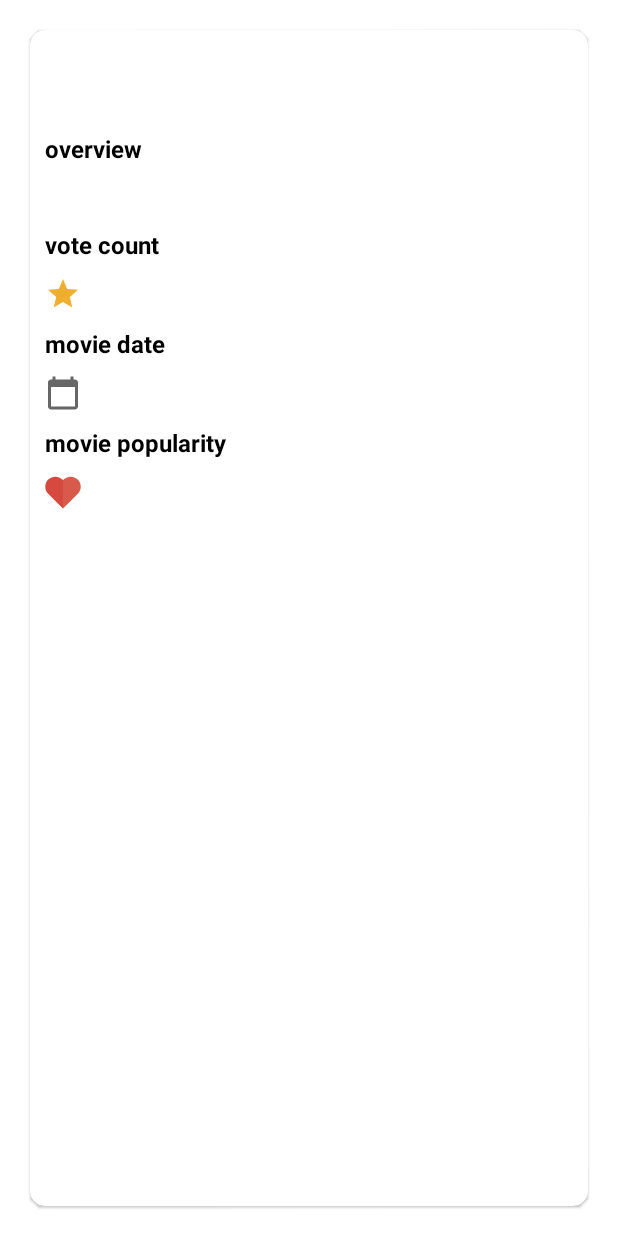
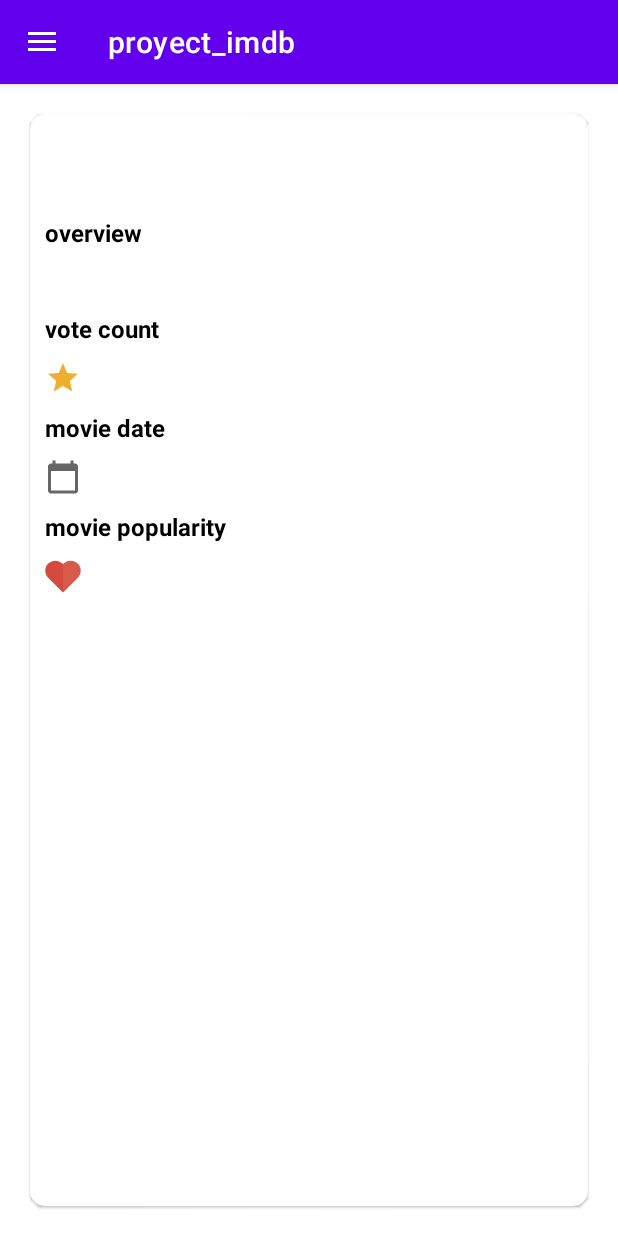
Before and after one commit to villamizar21/app_imdb, an Android app: the DetailsMovieFragment screen opened through its navigation route, on a phone screen of 412 x 824 dp. Run offline under Robolectric (Android 15) with nearby library versions, the phone set to English and light mode, and no system bars; our stand-ins replace Dagger/Hilt's generated code, navigation-ui, paging; pictures from the network do not load.

Commit message:
Se agrega el NAVIGATION DRAWER

```diff
--- a/proyect_imdb/app/src/main/java/com/example/proyect_imdb/data/database/MovieDatabase.kt
+++ b/proyect_imdb/app/src/main/java/com/example/proyect_imdb/data/database/MovieDatabase.kt
@@ -3,7 +3,6 @@ package com.example.proyect_imdb.data.database
 import androidx.room.Database
 import androidx.room.RoomDatabase
 import com.example.proyect_imdb.data.dao.MovieDao
-import com.example.proyect_imdb.data.model.MovieModel
 import com.example.proyect_imdb.data.model.MoviesResponse
 import com.example.proyect_imdb.di.ApplicationScope
 import kotlinx.coroutines.CoroutineScope
--- a/proyect_imdb/app/src/main/java/com/example/proyect_imdb/ui/activity/MainActivity.kt
+++ b/proyect_imdb/app/src/main/java/com/example/proyect_imdb/ui/activity/MainActivity.kt
@@ -2,18 +2,77 @@ package com.example.proyect_imdb.ui.activity
 
 import androidx.appcompat.app.AppCompatActivity
 import android.os.Bundle
+import android.view.MenuItem
+import androidx.appcompat.app.ActionBarDrawerToggle
+import androidx.core.view.GravityCompat
+import androidx.drawerlayout.widget.DrawerLayout
+import androidx.navigation.findNavController
+import androidx.navigation.ui.AppBarConfiguration
+import androidx.navigation.ui.navigateUp
+import androidx.navigation.ui.setupActionBarWithNavController
+import androidx.navigation.ui.setupWithNavController
+import com.example.proyect_imdb.R
 import com.example.proyect_imdb.databinding.ActivityMainBinding
+import com.example.proyect_imdb.ui.fragmens.MoviesFavoritesFragment
+import com.example.proyect_imdb.ui.fragmens.MoviesFragment
+import com.google.android.material.navigation.NavigationView
 import dagger.hilt.android.AndroidEntryPoint
 
 @AndroidEntryPoint
 class MainActivity : AppCompatActivity() {
 
     private lateinit var binding: ActivityMainBinding
+    private lateinit var toogle: ActionBarDrawerToggle
+    private lateinit var appBarConfiguration: AppBarConfiguration
+
 
     override fun onCreate(savedInstanceState: Bundle?) {
         super.onCreate(savedInstanceState)
         binding = ActivityMainBinding.inflate(layoutInflater)
         setContentView(binding.root)
 
+        toogle = ActionBarDrawerToggle(
+            this,
+            binding.draweLayout,
+            R.string.open_drawer,
+            R.string.close_drawer
+        )
+        binding.draweLayout.addDrawerListener(toogle)
+        toogle.syncState()
+
+        val drawerLayout: DrawerLayout = binding.draweLayout
+        val navView: NavigationView = binding.navView
+
+        supportActionBar?.setDisplayHomeAsUpEnabled(true)
+
+
+
+        binding.navView.setNavigationItemSelectedListener {
+            when (it.itemId) {
+                R.id.nav_favorite -> {
+                    supportFragmentManager.beginTransaction().apply {
+                        replace(R.id.container_fragment, MoviesFavoritesFragment())
+                        commit()
+                    }
+                }
+                R.id.nav_home -> {
+                    supportFragmentManager.beginTransaction().apply {
+                        replace(R.id.container_fragment, MoviesFragment())
+                        commit()
+                    }
+                }
+            }
+            binding.draweLayout.closeDrawer(GravityCompat.START)
+            true
+        }
+
+    }
+
+    override fun onOptionsItemSelected(item: MenuItem): Boolean {
+
+        if (toogle.onOptionsItemSelected(item))
+            return true
+
+        return super.onOptionsItemSelected(item)
     }
 }
--- a/proyect_imdb/app/src/main/java/com/example/proyect_imdb/ui/fragmens/DetailsMovieFragment.kt
+++ b/proyect_imdb/app/src/main/java/com/example/proyect_imdb/ui/fragmens/DetailsMovieFragment.kt
@@ -36,8 +36,6 @@ class DetailsMovieFragment : Fragment() {
         val backdrop = binding.imageViewBackdropPath
         val movieId = arguments?.getLong(MOVIE_ID) ?: 0
 
-        Log.e("", "epa mlp llege algo---------------------> $movieId")
-
         if (movieId == 0L)
             errorOperation()
 
--- /dev/null
+++ b/proyect_imdb/app/src/main/res/drawable/ic_baseline_home_24.xml
@@ -0,0 +1,10 @@
+<vector xmlns:android="http://schemas.android.com/apk/res/android"
+    android:width="24dp"
+    android:height="24dp"
+    android:viewportWidth="24"
+    android:viewportHeight="24"
+    android:tint="?attr/colorControlNormal">
+  <path
+      android:fillColor="@android:color/white"
+      android:pathData="M10,20v-6h4v6h5v-8h3L12,3 2,12h3v8z"/>
+</vector>
--- /dev/null
+++ b/proyect_imdb/app/src/main/res/drawable/ic_favorite.xml
@@ -0,0 +1,10 @@
+<vector xmlns:android="http://schemas.android.com/apk/res/android"
+    android:width="24dp"
+    android:height="24dp"
+    android:viewportWidth="24"
+    android:viewportHeight="24"
+    android:tint="?attr/colorControlNormal">
+  <path
+      android:fillColor="@android:color/white"
+      android:pathData="M12,21.35l-1.45,-1.32C5.4,15.36 2,12.28 2,8.5 2,5.42 4.42,3 7.5,3c1.74,0 3.41,0.81 4.5,2.09C13.09,3.81 14.76,3 16.5,3 19.58,3 22,5.42 22,8.5c0,3.78 -3.4,6.86 -8.55,11.54L12,21.35z"/>
+</vector>
--- a/proyect_imdb/app/src/main/res/layout/activity_main.xml
+++ b/proyect_imdb/app/src/main/res/layout/activity_main.xml
@@ -1,17 +1,35 @@
 <?xml version="1.0" encoding="utf-8"?>
-<androidx.fragment.app.FragmentContainerView  xmlns:android="http://schemas.android.com/apk/res/android"
+<androidx.drawerlayout.widget.DrawerLayout  xmlns:android="http://schemas.android.com/apk/res/android"
     xmlns:app="http://schemas.android.com/apk/res-auto"
     xmlns:tools="http://schemas.android.com/tools"
     android:layout_width="match_parent"
     android:layout_height="match_parent"
+    android:id="@+id/drawe_layout"
     tools:context=".ui.activity.MainActivity">
 
-    <fragment
-        android:id="@+id/fragment"
-        android:name="androidx.navigation.fragment.NavHostFragment"
+    <androidx.fragment.app.FragmentContainerView
+        android:id="@+id/container_fragment"
+        android:layout_width="match_parent"
+        android:layout_height="match_parent">
+
+        <fragment
+            android:id="@+id/fragment"
+            android:name="androidx.navigation.fragment.NavHostFragment"
+            android:layout_width="match_parent"
+            android:layout_height="match_parent"
+            app:defaultNavHost="true"
+            app:navGraph="@navigation/nav_graph_home" />
+    </androidx.fragment.app.FragmentContainerView>
+
+    <com.google.android.material.navigation.NavigationView
+        android:id="@+id/nav_view"
         android:layout_width="match_parent"
         android:layout_height="match_parent"
-        app:defaultNavHost="true"
-        app:navGraph="@navigation/nav_graph_home" />
+        android:layout_gravity="start"
+        app:headerLayout="@layout/nav_headed"
+        app:menu="@menu/nav_menu"/>
 
-</androidx.fragment.app.FragmentContainerView >
+
+
+
+</androidx.drawerlayout.widget.DrawerLayout >
--- /dev/null
+++ b/proyect_imdb/app/src/main/res/menu/nav_menu.xml
@@ -0,0 +1,13 @@
+<?xml version="1.0" encoding="utf-8"?>
+<menu xmlns:android="http://schemas.android.com/apk/res/android">
+
+    <item
+        android:id="@+id/nav_home"
+        android:icon="@drawable/ic_baseline_home_24"
+        android:title="Inicio" />
+
+    <item
+        android:id="@+id/nav_favorite"
+        android:icon="@drawable/ic_favorite"
+        android:title="Peliculas Favoritas" />
+</menu>
--- a/proyect_imdb/app/src/main/res/navigation/nav_graph_home.xml
+++ b/proyect_imdb/app/src/main/res/navigation/nav_graph_home.xml
@@ -8,14 +8,16 @@
     <fragment
         android:id="@+id/moviesFragment"
         android:name="com.example.proyect_imdb.ui.fragmens.MoviesFragment"
-        android:label="fragment_movies" >
-        <action
-            android:id="@+id/action_moviesFragment_to_detailsMovieFragment"
-            app:destination="@id/detailsMovieFragment" />
-    </fragment>
+        android:label="fragment_movies"
+        tools:layout="@layout/fragment_movies"/>
     <fragment
         android:id="@+id/detailsMovieFragment"
         android:name="com.example.proyect_imdb.ui.fragmens.DetailsMovieFragment"
         android:label="fragment_details_movie"
         tools:layout="@layout/fragment_details_movie" />
+    <fragment
+        android:id="@+id/moviesFavoritesFragment"
+        android:name="com.example.proyect_imdb.ui.fragmens.MoviesFavoritesFragment"
+        android:label="fragment_movies_favorites"
+        tools:layout="@layout/fragment_movies_favorites" />
 </navigation>
--- a/proyect_imdb/app/src/main/res/values/colors.xml
+++ b/proyect_imdb/app/src/main/res/values/colors.xml
@@ -13,4 +13,5 @@
     <color name="colorPrimaryDark">#0031CA</color>
     <color name="colorTextWhite">#FFFFFF</color>
     <color name="colorTextBlack">#000000</color>
+    <color name="colorCheckBox">#F10606</color>
 </resources>
--- a/proyect_imdb/app/src/main/res/values/strings.xml
+++ b/proyect_imdb/app/src/main/res/values/strings.xml
@@ -7,4 +7,9 @@
     <string name="movie_date">movie date</string>
     <string name="movie_popularity">movie popularity</string>
     <string name="label">Buscar</string>
+    <string name="open_drawer">Open</string>
+    <string name="close_drawer">Close</string>
+    <string name="menu_de_navegacion">Menu de navegacion</string>
+
+
 </resources>
--- a/proyect_imdb/app/src/main/res/values/themes.xml
+++ b/proyect_imdb/app/src/main/res/values/themes.xml
@@ -1,6 +1,6 @@
 <resources xmlns:tools="http://schemas.android.com/tools">
     <!-- Base application theme. -->
-    <style name="Theme.Proyect_imdb" parent="Theme.MaterialComponents.DayNight.NoActionBar">
+    <style name="Theme.Proyect_imdb" parent="Theme.MaterialComponents.DayNight.DarkActionBar">
         <!-- Primary brand color. -->
         <item name="colorPrimary">@color/purple_500</item>
         <item name="colorPrimaryVariant">@color/purple_700</item>
```
Also changed, not shown: proyect_imdb/app/src/main/java/com/example/proyect_imdb/data/model/MovieResults.kt (+0 -49 lines), proyect_imdb/app/src/main/java/com/example/proyect_imdb/ui/fragmens/MoviesFragment.kt (+17 -7 lines), proyect_imdb/app/src/main/res/drawable/ic_favorite_border.xml (added, +10 -0 lines), proyect_imdb/app/src/main/res/drawable/states_checkbox.xml (added, +13 -0 lines), proyect_imdb/app/src/main/res/layout/fragment_movies_favorites.xml (added, +15 -0 lines), proyect_imdb/app/src/main/res/layout/item_movies.xml (+16 -4 lines), proyect_imdb/app/src/main/res/layout/nav_headed.xml (added, +22 -0 lines).
